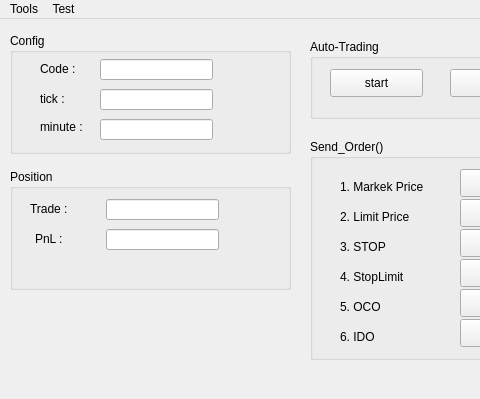
Old version of the form MainWindow2.ui in the repository KevinFire2030/200; both pictures show x 0 to 480 and y 0 to 399 of the 820 by 574 pixel window.
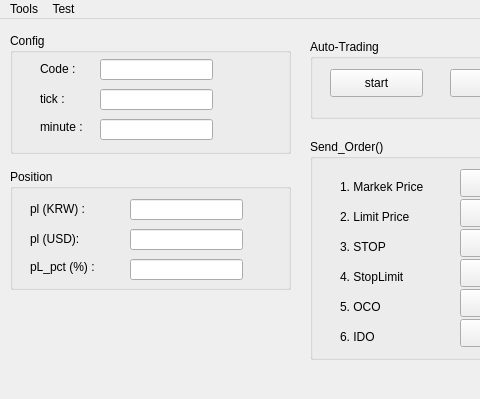
New version of the form.

Commit message:
미결제잔고내역조회(opw30003) 구현3 0. 주의 사항 - 비밀번호 입력 - 초기화는 메뉴 버튼에서
1. 실시간 손익 업데이트
 - OnReceiveRealData() 함수에 self.position.update(현재가) 호출하여 포지션 업데이트
  . 현재 가격을 인자로 전달받아 평단가에서 손익을 계산하여 pl 업데이트
  . 현재가격 업데이트
  . 수익률 업데이트
 - OnReceiveRealData() 함수에 elf.mw.lineEdit.setText(str(c_price)) 호출하여 메인 윈도우에 출력(업데이트)

 2. sRQName == '미결제잔고내역조회':
 - 청산시 포지션 초기화

Diff of the .ui file:
```diff
--- a/MainWindow2.ui
+++ b/MainWindow2.ui
@@ -436,47 +436,79 @@
     <widget class="QLineEdit" name="lineEdit_5">
      <property name="geometry">
       <rect>
-       <x>96</x>
+       <x>120</x>
        <y>30</y>
        <width>113</width>
        <height>21</height>
       </rect>
      </property>
+     <property name="alignment">
+      <set>Qt::AlignRight|Qt::AlignTrailing|Qt::AlignVCenter</set>
+     </property>
     </widget>
     <widget class="QLabel" name="label_11">
      <property name="geometry">
       <rect>
        <x>20</x>
        <y>32</y>
-       <width>64</width>
-       <height>15</height>
+       <width>101</width>
+       <height>16</height>
       </rect>
      </property>
      <property name="text">
-      <string>Trade :</string>
+      <string>pl (KRW) :</string>
      </property>
     </widget>
     <widget class="QLineEdit" name="lineEdit_6">
      <property name="geometry">
       <rect>
-       <x>96</x>
+       <x>120</x>
        <y>60</y>
        <width>113</width>
        <height>21</height>
       </rect>
      </property>
+     <property name="alignment">
+      <set>Qt::AlignRight|Qt::AlignTrailing|Qt::AlignVCenter</set>
+     </property>
     </widget>
     <widget class="QLabel" name="label_12">
      <property name="geometry">
       <rect>
-       <x>25</x>
+       <x>20</x>
        <y>62</y>
-       <width>64</width>
-       <height>15</height>
+       <width>81</width>
+       <height>16</height>
       </rect>
      </property>
      <property name="text">
-      <string>PnL :</string>
+      <string>pl (USD):</string>
+     </property>
+    </widget>
+    <widget class="QLabel" name="label_13">
+     <property name="geometry">
+      <rect>
+       <x>20</x>
+       <y>90</y>
+       <width>101</width>
+       <height>16</height>
+      </rect>
+     </property>
+     <property name="text">
+      <string>pL_pct (%) :</string>
+     </property>
+    </widget>
+    <widget class="QLineEdit" name="lineEdit_7">
+     <property name="geometry">
+      <rect>
+       <x>120</x>
+       <y>90</y>
+       <width>113</width>
+       <height>21</height>
+      </rect>
+     </property>
+     <property name="alignment">
+      <set>Qt::AlignRight|Qt::AlignTrailing|Qt::AlignVCenter</set>
      </property>
     </widget>
    </widget>
```
The commit also changes 1 other file.
